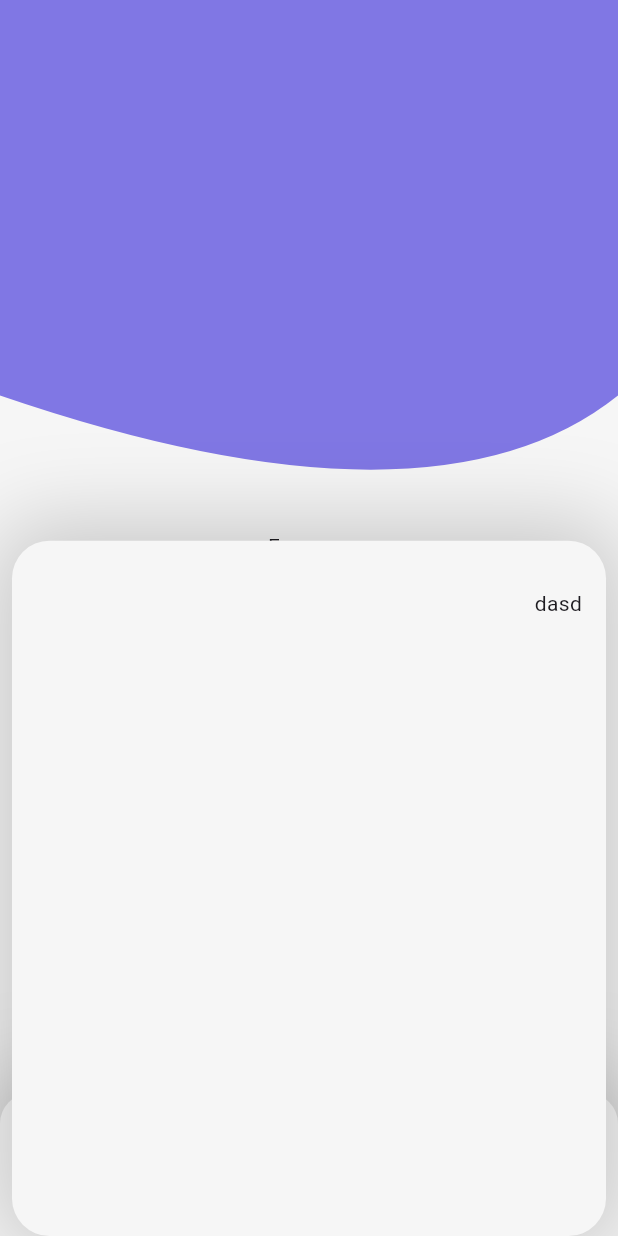
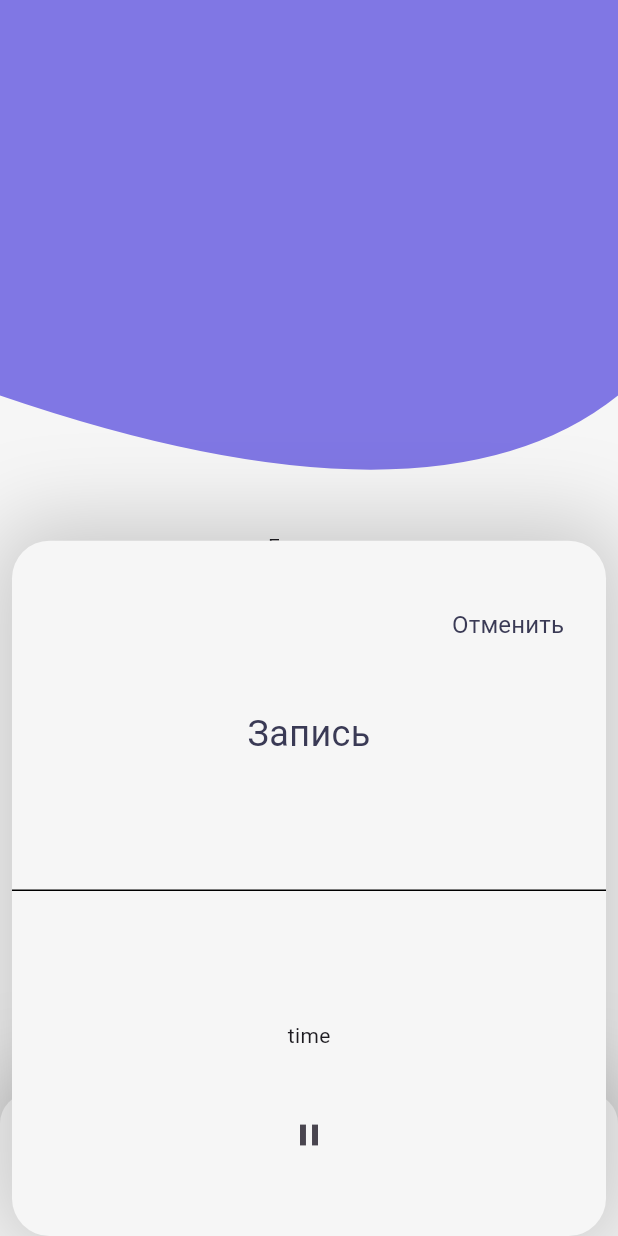
Before and after one commit to MaximDmytruk/Memory-Box, a Flutter app: the screen it shows after launch, item 3 of the bottom bar chosen, on a phone screen of 412 x 824 dp. Run offline on Flutter 3.47's test engine with Material 3 defaults, Android fonts, the phone set to English and light mode, and no system bars; our stand-ins replace bloc, flutter_svg, freezed_annotation, google_fonts.

Commit message:
Added skeleton widgets to ShowBottomSheet

```diff
--- a/lib/constants/colors_app/colors_app.dart
+++ b/lib/constants/colors_app/colors_app.dart
@@ -4,7 +4,9 @@ class ColorsApp {
  static const Color transparent = Colors.transparent;
 
   static const Color black = Colors.black;
-  static const Color black58= Color.fromRGBO(58, 58, 85, 0.8);
+  static const Color black58WithOpaciti08= Color.fromRGBO(58, 58, 85, 0.8);
+  static const Color black58= Color.fromRGBO(58, 58, 85, 1);
+
 
   static const Color white = Colors.white;
   static const Color white246 = Color.fromRGBO(246, 246, 246, 1);
@@ -15,4 +17,5 @@ class ColorsApp {
   static const Color blue103 = Color.fromRGBO(103, 139, 210, 1);
 
   static const Color orange241 = Color.fromRGBO(241, 180, 136, 1);
+
 }
--- a/lib/screens/home_screen/home_screen.dart
+++ b/lib/screens/home_screen/home_screen.dart
@@ -16,7 +16,11 @@ class HomeScreen extends StatefulWidget {
 }
 
 class _HomeScreenState extends State<HomeScreen> {
+
+
   int _selectedIndex = 0;
+
+
 
   void _onSelectedTab(int index) {
     if (index == 2) {
@@ -60,6 +64,7 @@ class _HomeScreenState extends State<HomeScreen> {
               ],
             ),
             child: Column(
+              spacing: 32.0,
               mainAxisSize: MainAxisSize.max,
               children: [
                 Padding(
@@ -69,10 +74,46 @@ class _HomeScreenState extends State<HomeScreen> {
                   child: Row(
                     mainAxisAlignment: MainAxisAlignment.end,
                     children: [
-                      Text('dasd'),
+                      TextButton(
+                        onPressed: () {},
+                        child: Text(
+                          'Отменить',
+                          style: robotoTextStyle(
+                            fontSize: 16,
+                            fontWeight: FontWeight.w400,
+                            color: ColorsApp.black58,
+                          ),
+                        ),
+                      ),
                     ],
                   ),
-                )
+                ),
+                Text(
+                  'Запись',
+                  style: robotoTextStyle(
+                    fontSize: 24,
+                    fontWeight: FontWeight.w400,
+                    color: ColorsApp.black58,
+                  ),
+                ),
+                SizedBox(
+                  height: 15.0,
+                ),
+                Divider(
+                  color: ColorsApp.black,
+                ),
+                SizedBox(
+                  height: 15.0,
+                ),
+                Text(
+                  'time',
+                ),
+                IconButton(
+                  onPressed: () {},
+                  icon: Icon(
+                    Icons.pause,
+                  ),
+                ),
               ],
             ),
           ),
@@ -160,7 +201,7 @@ class _HomeScreenState extends State<HomeScreen> {
                         colorFilter: ColorFilter.mode(
                           _selectedIndex == 0
                               ? ColorsApp.purple140
-                              : ColorsApp.black58,
+                              : ColorsApp.black58WithOpaciti08,
                           BlendMode.srcIn,
                         ),
                       ),
@@ -171,7 +212,7 @@ class _HomeScreenState extends State<HomeScreen> {
                           fontWeight: FontWeight.w400,
                           color: _selectedIndex == 0
                               ? ColorsApp.purple140
-                              : ColorsApp.black58,
+                              : ColorsApp.black58WithOpaciti08,
                         ),
                       ),
                     ],
@@ -186,7 +227,7 @@ class _HomeScreenState extends State<HomeScreen> {
                         colorFilter: ColorFilter.mode(
                           _selectedIndex == 1
                               ? ColorsApp.purple140
-                              : ColorsApp.black58,
+                              : ColorsApp.black58WithOpaciti08,
                           BlendMode.srcIn,
                         ),
                       ),
@@ -197,7 +238,7 @@ class _HomeScreenState extends State<HomeScreen> {
                           fontWeight: FontWeight.w400,
                           color: _selectedIndex == 1
                               ? ColorsApp.purple140
-                              : ColorsApp.black58,
+                              : ColorsApp.black58WithOpaciti08,
                         ),
                       ),
                     ],
@@ -232,7 +273,7 @@ class _HomeScreenState extends State<HomeScreen> {
                         colorFilter: ColorFilter.mode(
                           _selectedIndex == 3
                               ? ColorsApp.purple140
-                              : ColorsApp.black58,
+                              : ColorsApp.black58WithOpaciti08,
                           BlendMode.srcIn,
                         ),
                       ),
@@ -243,7 +284,7 @@ class _HomeScreenState extends State<HomeScreen> {
                           fontWeight: FontWeight.w400,
                           color: _selectedIndex == 3
                               ? ColorsApp.purple140
-                              : ColorsApp.black58,
+                              : ColorsApp.black58WithOpaciti08,
                         ),
                       ),
                     ],
@@ -258,7 +299,7 @@ class _HomeScreenState extends State<HomeScreen> {
                         colorFilter: ColorFilter.mode(
                           _selectedIndex == 4
                               ? ColorsApp.purple140
-                              : ColorsApp.black58,
+                              : ColorsApp.black58WithOpaciti08,
                           BlendMode.srcIn,
                         ),
                       ),
@@ -269,7 +310,7 @@ class _HomeScreenState extends State<HomeScreen> {
                           fontWeight: FontWeight.w400,
                           color: _selectedIndex == 4
                               ? ColorsApp.purple140
-                              : ColorsApp.black58,
+                              : ColorsApp.black58WithOpaciti08,
                         ),
                       ),
                     ],
```
